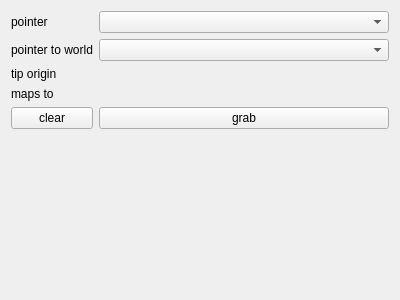
Qt form Code/Gui/MITK/Plugins/uk.ac.ucl.cmic.igitrackedpointer/src/internal/TrackedPointerView.ui (NifTK/NifTK) before a commit.
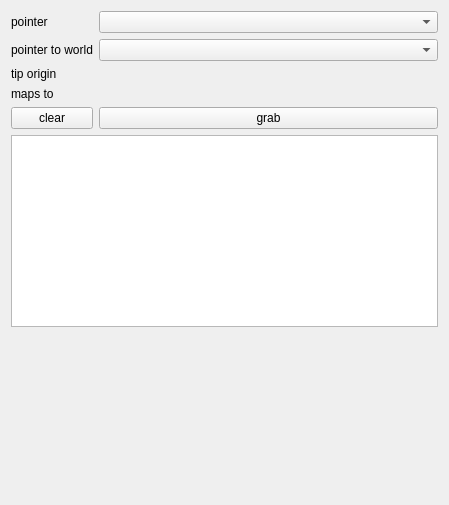
The same form after that commit. Custom widgets are drawn as their Qt base class.

Commit message: Bug #3451: Add text box for points

The edit to the form file:
```diff
--- a/Code/Gui/MITK/Plugins/uk.ac.ucl.cmic.igitrackedpointer/src/internal/TrackedPointerView.ui
+++ b/Code/Gui/MITK/Plugins/uk.ac.ucl.cmic.igitrackedpointer/src/internal/TrackedPointerView.ui
@@ -6,8 +6,8 @@
    <rect>
     <x>0</x>
     <y>0</y>
-    <width>400</width>
-    <height>300</height>
+    <width>449</width>
+    <height>505</height>
    </rect>
   </property>
   <property name="windowTitle">
@@ -70,14 +70,14 @@
        <item row="3" column="1">
         <widget class="ctkCoordinatesWidget" name="m_MapsToSpinBoxes" native="true"/>
        </item>
-       <item row="5" column="0">
+       <item row="4" column="0">
         <widget class="QPushButton" name="m_ClearPointsButton">
          <property name="text">
           <string>clear</string>
          </property>
         </widget>
        </item>
-       <item row="5" column="1">
+       <item row="4" column="1">
         <widget class="QPushButton" name="m_GrabPointsButton">
          <property name="text">
           <string>grab</string>
@@ -86,6 +86,9 @@
        </item>
       </layout>
      </item>
+     <item>
+      <widget class="QPlainTextEdit" name="m_PointsTextBox"/>
+     </item>
      <item>
       <spacer name="verticalSpacer">
        <property name="orientation">
```
